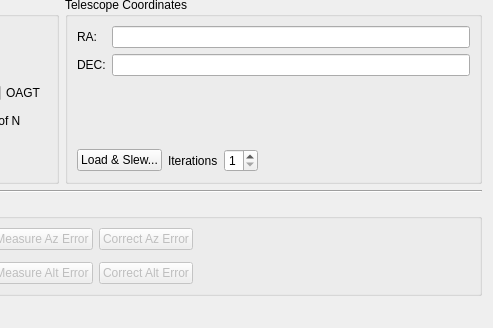
Above: kstars/ekos/align.ui from KDE/kstars before the change; both pictures show x 370 to 863 and y 198 to 526 of the 863 by 526 pixel window. Below: the same form after it.
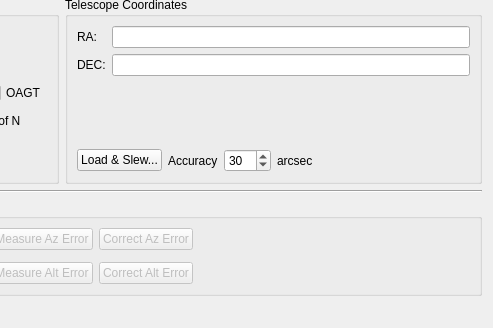
That is the form after the change. Custom widgets are drawn as their Qt base class.

Commit message: Remove iterations and instead use accuracy in arcseconds threshold for determining if we continue to capture and solve or we stop

```diff
--- a/kstars/ekos/align.ui
+++ b/kstars/ekos/align.ui
@@ -717,7 +717,7 @@
           <item>
            <widget class="QLabel" name="label_9">
             <property name="text">
-             <string>Iterations</string>
+             <string>Accuracy</string>
             </property>
            </widget>
           </item>
@@ -730,10 +730,20 @@
              <number>1</number>
             </property>
             <property name="maximum">
-             <number>5</number>
+             <number>300</number>
+            </property>
+            <property name="singleStep">
+             <number>10</number>
             </property>
             <property name="value">
-             <number>1</number>
+             <number>30</number>
+            </property>
+           </widget>
+          </item>
+          <item>
+           <widget class="QLabel" name="label_20">
+            <property name="text">
+             <string>arcsec</string>
             </property>
            </widget>
           </item>
```
Left out of the diff: 4 changed lines with no effect on the pictures. The commit also changes 2 other files.
